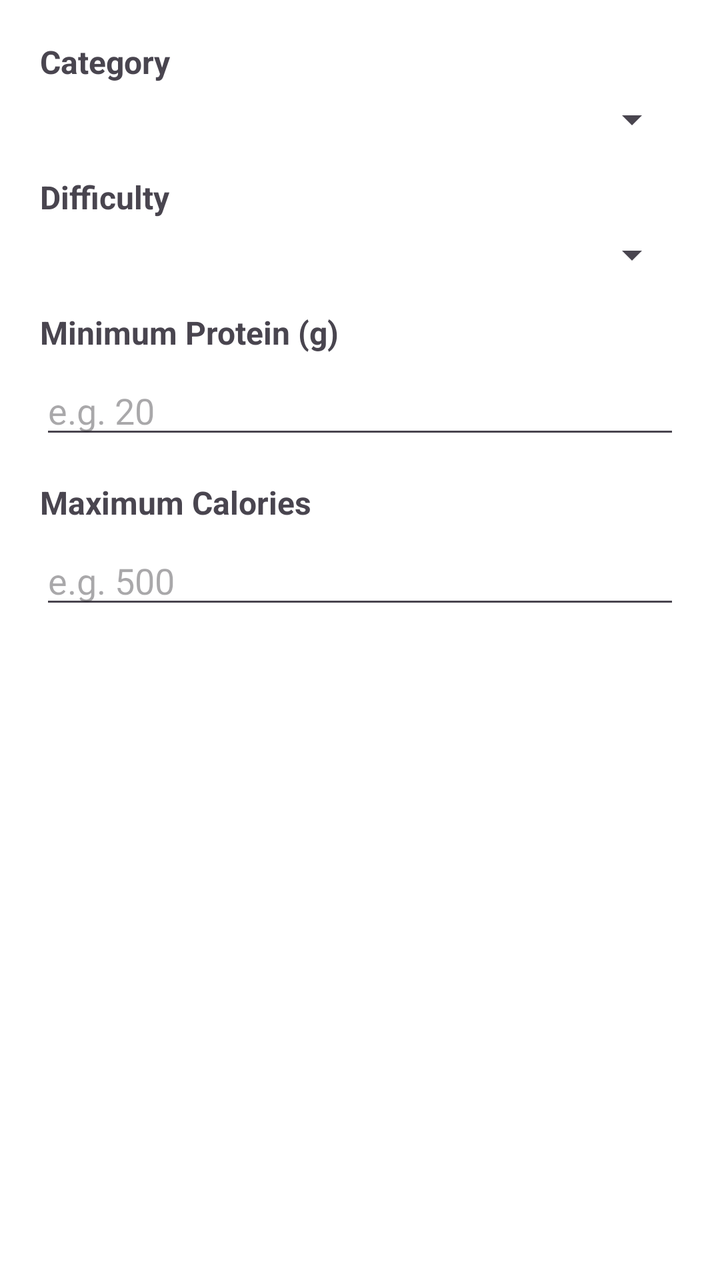
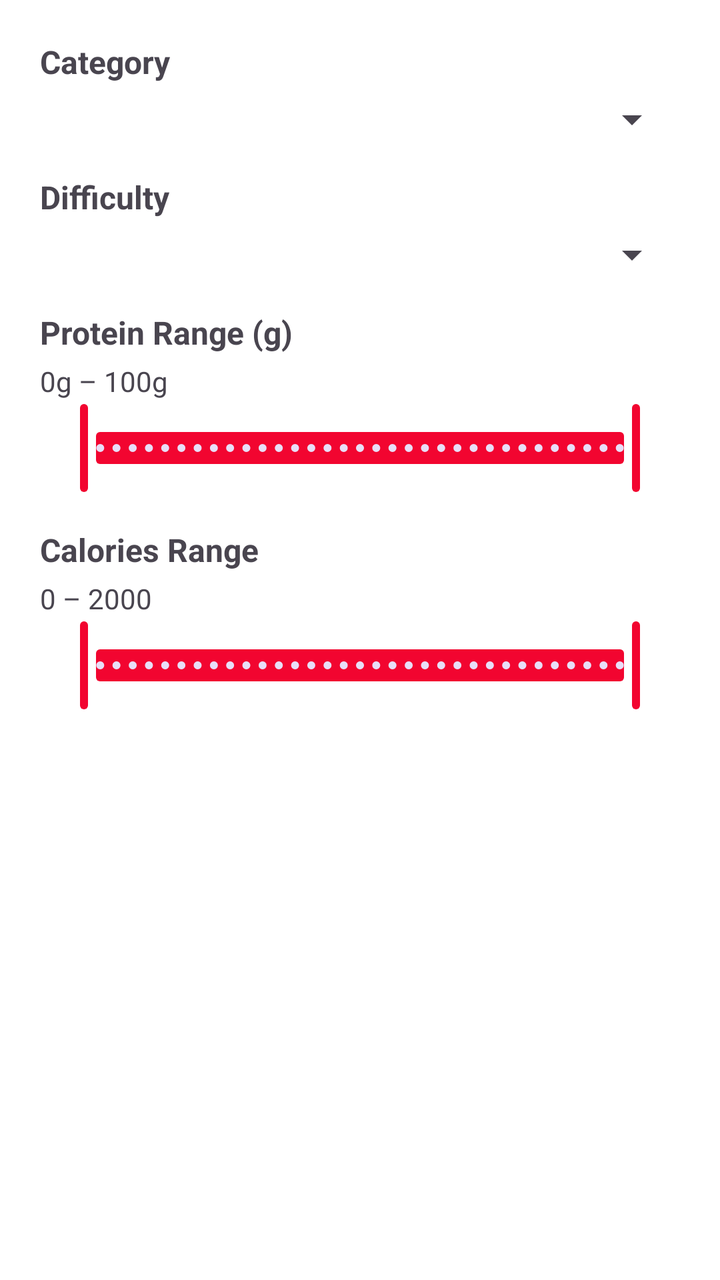

Before-and-after screenshots of an Android layout around one commit, followed by the original layout XML and the change that was made.
<!-- AndroidManifest.xml: application theme Theme.SA_CA_2026 -->
<!-- res/layout/dialog_filter_meals.xml -->
<?xml version="1.0" encoding="utf-8"?>
<LinearLayout xmlns:android="http://schemas.android.com/apk/res/android"
    android:layout_width="match_parent"
    android:layout_height="wrap_content"
    android:orientation="vertical"
    android:padding="20dp">

    <TextView
        android:layout_width="wrap_content"
        android:layout_height="wrap_content"
        android:text="@string/meals_filter_category"
        android:textStyle="bold"
        android:textSize="16sp" />

    <Spinner
        android:id="@+id/filterCategorySpinner"
        android:layout_width="match_parent"
        android:layout_height="wrap_content"
        android:layout_marginTop="6dp" />

    <TextView
        android:layout_width="wrap_content"
        android:layout_height="wrap_content"
        android:text="@string/meals_filter_difficulty"
        android:textStyle="bold"
        android:textSize="16sp"
        android:layout_marginTop="16dp" />

    <Spinner
        android:id="@+id/filterDifficultySpinner"
        android:layout_width="match_parent"
        android:layout_height="wrap_content"
        android:layout_marginTop="6dp" />

    <TextView
        android:layout_width="wrap_content"
        android:layout_height="wrap_content"
        android:text="@string/meals_filter_minProtein"
        android:textStyle="bold"
        android:textSize="16sp"
        android:layout_marginTop="16dp" />

    <EditText
        android:id="@+id/filterProteinInput"
        android:layout_width="match_parent"
        android:layout_height="wrap_content"
        android:hint="@string/meals_filter_minProtein_example"
        android:inputType="numberDecimal"
        android:layout_marginTop="6dp" />

    <TextView
        android:layout_width="wrap_content"
        android:layout_height="wrap_content"
        android:text="@string/meals_filter_maxCalories"
        android:textStyle="bold"
        android:textSize="16sp"
        android:layout_marginTop="16dp" />

    <EditText
        android:id="@+id/filterCaloriesInput"
        android:layout_width="match_parent"
        android:layout_height="wrap_content"
        android:hint="@string/meals_filter_maxCalories_example"
        android:inputType="numberDecimal"
        android:layout_marginTop="6dp" />

</LinearLayout>
<!-- resources referenced by this layout -->
<resources>
  <string name="meals_filter_category">Category</string>
  <string name="meals_filter_difficulty">Difficulty</string>
  <string name="meals_filter_maxCalories">Maximum Calories</string>
  <string name="meals_filter_maxCalories_example">e.g. 500</string>
  <string name="meals_filter_minProtein">Minimum Protein (g)</string>
  <string name="meals_filter_minProtein_example">e.g. 20</string>
  <style name="Theme.SA_CA_2026" parent="Base.Theme.SA_CA_2026" />
  <style name="Base.Theme.SA_CA_2026" parent="Theme.Material3.DayNight.NoActionBar">
          <item name="colorPrimary">@color/primary</item>
          <item name="android:windowBackground">@color/background</item>
          <item name="colorSurface">@color/background</item>
          <item name="colorOnSurface">@color/text</item>
      </style>
  <color name="primary">#FFF20530</color>
  <color name="background">#FFFFFFFF</color>
  <color name="text">#FF000000</color>
</resources>

<!-- the commit's change to res/layout/dialog_filter_meals.xml (unified diff, before → after) -->
@@ -1,67 +1,89 @@
 <?xml version="1.0" encoding="utf-8"?>
-<LinearLayout xmlns:android="http://schemas.android.com/apk/res/android"
+<ScrollView xmlns:android="http://schemas.android.com/apk/res/android"
+    xmlns:app="http://schemas.android.com/apk/res-auto"
     android:layout_width="match_parent"
-    android:layout_height="wrap_content"
-    android:orientation="vertical"
-    android:padding="20dp">
+    android:layout_height="wrap_content">
 
-    <TextView
-        android:layout_width="wrap_content"
-        android:layout_height="wrap_content"
-        android:text="@string/meals_filter_category"
-        android:textStyle="bold"
-        android:textSize="16sp" />
-
-    <Spinner
-        android:id="@+id/filterCategorySpinner"
+    <LinearLayout
         android:layout_width="match_parent"
         android:layout_height="wrap_content"
-        android:layout_marginTop="6dp" />
+        android:orientation="vertical"
+        android:padding="20dp">
 
-    <TextView
-        android:layout_width="wrap_content"
-        android:layout_height="wrap_content"
-        android:text="@string/meals_filter_difficulty"
-        android:textStyle="bold"
-        android:textSize="16sp"
-        android:layout_marginTop="16dp" />
+        <TextView
+            android:layout_width="wrap_content"
+            android:layout_height="wrap_content"
+            android:text="@string/meals_filter_category"
+            android:textStyle="bold"
+            android:textSize="16sp" />
 
-    <Spinner
-        android:id="@+id/filterDifficultySpinner"
-        android:layout_width="match_parent"
-        android:layout_height="wrap_content"
-        android:layout_marginTop="6dp" />
+        <Spinner
+            android:id="@+id/filterCategorySpinner"
+            android:layout_width="match_parent"
+            android:layout_height="wrap_content"
+            android:layout_marginTop="6dp" />
 
-    <TextView
-        android:layout_width="wrap_content"
-        android:layout_height="wrap_content"
-        android:text="@string/meals_filter_minProtein"
-        android:textStyle="bold"
-        android:textSize="16sp"
-        android:layout_marginTop="16dp" />
+        <TextView
+            android:layout_width="wrap_content"
+            android:layout_height="wrap_content"
+            android:text="@string/meals_filter_difficulty"
+            android:textStyle="bold"
+            android:textSize="16sp"
+            android:layout_marginTop="16dp" />
 
-    <EditText
-        android:id="@+id/filterProteinInput"
-        android:layout_width="match_parent"
-        android:layout_height="wrap_content"
-        android:hint="@string/meals_filter_minProtein_example"
-        android:inputType="numberDecimal"
-        android:layout_marginTop="6dp" />
+        <Spinner
+            android:id="@+id/filterDifficultySpinner"
+            android:layout_width="match_parent"
+            android:layout_height="wrap_content"
+            android:layout_marginTop="6dp" />
 
-    <TextView
-        android:layout_width="wrap_content"
-        android:layout_height="wrap_content"
-        android:text="@string/meals_filter_maxCalories"
-        android:textStyle="bold"
-        android:textSize="16sp"
-        android:layout_marginTop="16dp" />
+        <TextView
+            android:layout_width="wrap_content"
+            android:layout_height="wrap_content"
+            android:text="@string/meals_filter_proteinRange"
+            android:textStyle="bold"
+            android:textSize="16sp"
+            android:layout_marginTop="16dp" />
 
-    <EditText
-        android:id="@+id/filterCaloriesInput"
-        android:layout_width="match_parent"
-        android:layout_height="wrap_content"
-        android:hint="@string/meals_filter_maxCalories_example"
-        android:inputType="numberDecimal"
-        android:layout_marginTop="6dp" />
+        <TextView
+            android:id="@+id/textProteinRange"
+            android:layout_width="wrap_content"
+            android:layout_height="wrap_content"
+            android:text="@string/meals_filter_proteinRangeValue"
+            android:layout_marginTop="4dp" />
 
-</LinearLayout>
+        <com.google.android.material.slider.RangeSlider
+            android:id="@+id/proteinRangeSlider"
+            android:layout_width="match_parent"
+            android:layout_height="wrap_content"
+            android:valueFrom="0"
+            android:valueTo="100"
+            android:stepSize="1"
+            app:values="@array/default_protein_range" />
+
+        <TextView
+            android:layout_width="wrap_content"
+            android:layout_height="wrap_content"
+            android:text="@string/meals_filter_caloriesRange"
+            android:textStyle="bold"
+            android:textSize="16sp"
+            android:layout_marginTop="16dp" />
+
+        <TextView
+            android:id="@+id/textCaloriesRange"
+            android:layout_width="wrap_content"
+            android:layout_height="wrap_content"
+            android:text="@string/meals_filter_caloriesRangeValue"
+            android:layout_marginTop="4dp" />
+
+        <com.google.android.material.slider.RangeSlider
+            android:id="@+id/caloriesRangeSlider"
+            android:layout_width="match_parent"
+            android:layout_height="wrap_content"
+            android:valueFrom="0"
+            android:valueTo="2000"
+            android:stepSize="10"
+            app:values="@array/default_calories_range" />
+
+    </LinearLayout>
+</ScrollView>
<!-- resource entries referenced after the edit -->
@@ -1,17 +1,26 @@
 <!-- resources referenced by this layout -->
 <resources>
+  <array name="default_calories_range">
+          <item>0</item>
+          <item>2000</item>
+      </array>
+  <array name="default_protein_range">
+          <item>0</item>
+          <item>100</item>
+      </array>
+  <string name="meals_filter_caloriesRange">Calories Range</string>
+  <string name="meals_filter_caloriesRangeValue">0 – 2000</string>
   <string name="meals_filter_category">Category</string>
   <string name="meals_filter_difficulty">Difficulty</string>
-  <string name="meals_filter_maxCalories">Maximum Calories</string>
-  <string name="meals_filter_maxCalories_example">e.g. 500</string>
-  <string name="meals_filter_minProtein">Minimum Protein (g)</string>
-  <string name="meals_filter_minProtein_example">e.g. 20</string>
+  <string name="meals_filter_proteinRange">Protein Range (g)</string>
+  <string name="meals_filter_proteinRangeValue">0g – 100g</string>
   <style name="Theme.SA_CA_2026" parent="Base.Theme.SA_CA_2026" />
   <style name="Base.Theme.SA_CA_2026" parent="Theme.Material3.DayNight.NoActionBar">
           <item name="colorPrimary">@color/primary</item>
           <item name="android:windowBackground">@color/background</item>
           <item name="colorSurface">@color/background</item>
           <item name="colorOnSurface">@color/text</item>
+          <item name="elevationOverlayEnabled">false</item>
       </style>
   <color name="primary">#FFF20530</color>
   <color name="background">#FFFFFFFF</color>
